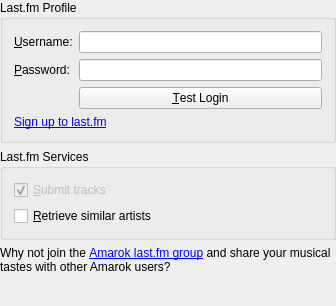
Old version of the form src/services/lastfm/LastFmConfigWidget.ui in the repository KDE/amarok.
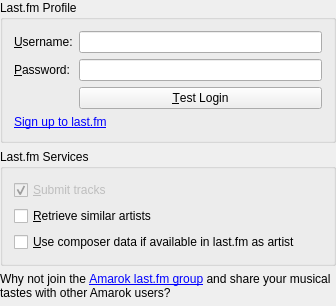
New version of the form. Custom widgets are drawn as their Qt base class.

Commit message: Last.fm scrobbling using composer There was a discussion a few months ago about using composer tags in last.fm scrobbling. The patch did what I wanted it to, but after being checked in it was reverted when some people complained. Fair enough. I have got round to adding a config option for this behaviour.

The edit to the form file:
```diff
--- a/src/services/lastfm/LastFmConfigWidget.ui
+++ b/src/services/lastfm/LastFmConfigWidget.ui
@@ -139,6 +139,16 @@
         </property>
        </widget>
       </item>
+      <item row="2" column="0" >
+       <widget class="QCheckBox" name="kcfg_ScrobbleComposer" >
+        <property name="text" >
+         <string>&amp;Use composer data if available in last.fm as artist</string>
+        </property>
+        <property name="checked" >
+         <bool>false</bool>
+        </property>
+       </widget>
+      </item>
      </layout>
     </widget>
    </item>
```
The commit also changes 7 other files.
